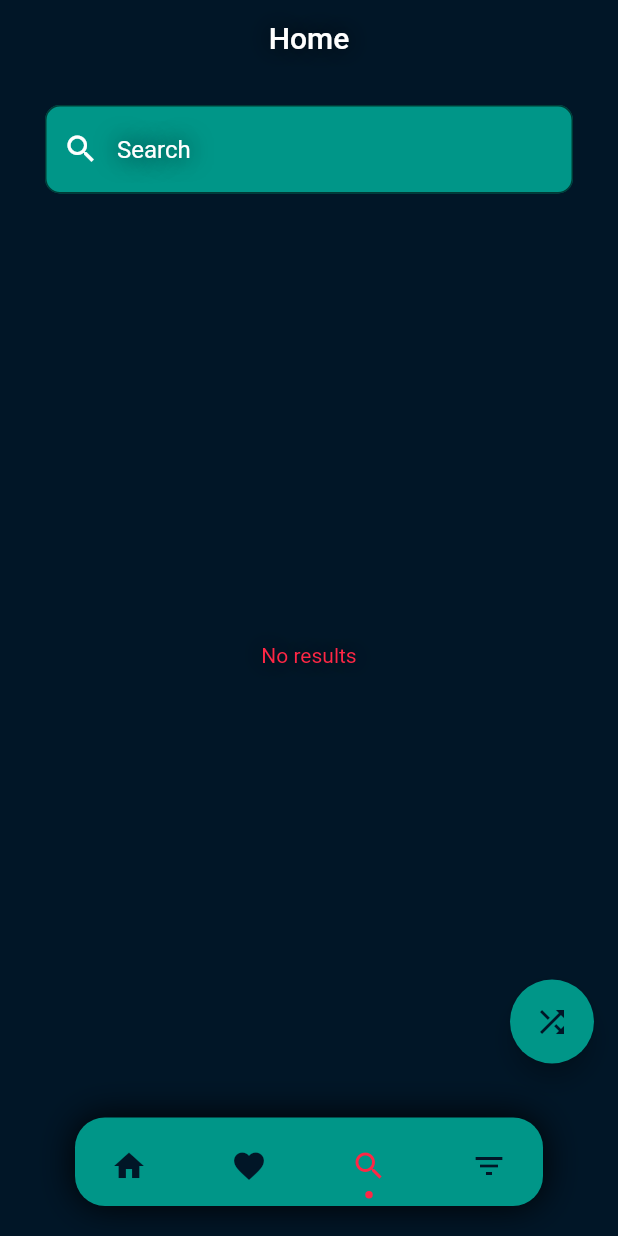
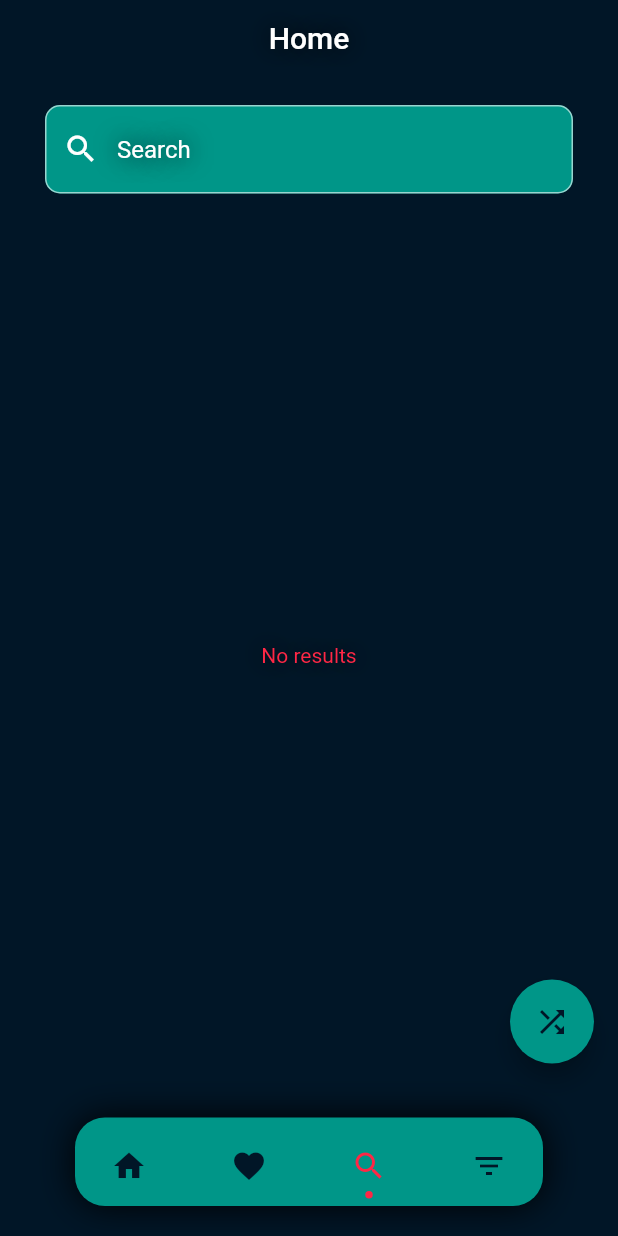
Before and after one commit to Ajjig/movirand, a Flutter app: the screen it shows after launch, swiped to page 3, on a phone screen of 412 x 824 dp. Run offline on Flutter 3.47's test engine with Material 2 defaults, Android fonts, the phone set to English and light mode, and no system bars; drawn by our look-alikes of dot_navigation_bar; our stand-ins replace flutter_rating_bar, get, get_storage, loading_indicator; network calls fail; statements that could not run were skipped.

Commit message:
remove reprecated theme arg

```diff
--- a/lib/main.dart
+++ b/lib/main.dart
@@ -42,8 +42,10 @@ class MyApp extends StatelessWidget {
         debugShowCheckedModeBanner: false,
         title: kAppTitle,
         theme: ThemeData(
-          accentColor: bgColor,
-          backgroundColor: bgColor,
+          colorScheme: const ColorScheme.dark().copyWith(
+            primary: mainColor,
+            secondary: bgColor,
+          ),
           primaryColor: mainColor,
         ),
       ),
```
